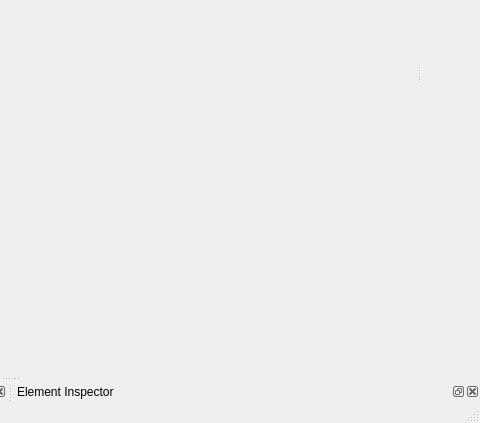
This is Applications/Client/MainWindow.ui in wildmichael/ParaView3-enhancements-old as Qt 5 draws it before an edit; both pictures show x 460 to 940 and y 277 to 700 of the 940 by 700 pixel window. The edited form follows.
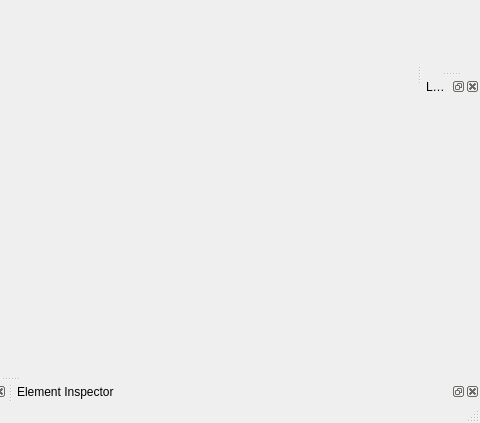
This is the edited form. Icons and pictures are not drawn.

Commit message: ENH: Add lookmark inspector dock window

```diff
--- a/Applications/Client/MainWindow.ui
+++ b/Applications/Client/MainWindow.ui
@@ -441,6 +441,18 @@
    </attribute>
    <widget class="QWidget" name="dockWidgetContents_6" />
   </widget>
+  <widget class="QDockWidget" name="lookmarkInspectorDock" >
+   <property name="allowedAreas" >
+    <set>Qt::RightDockWidgetArea</set>
+   </property>
+   <property name="windowTitle" >
+    <string>Lookmark Inspector</string>
+   </property>
+   <attribute name="dockWidgetArea" >
+    <number>2</number>
+   </attribute>
+   <widget class="QWidget" name="dockWidgetContents_7" />
+  </widget>
   <action name="actionFileOpen" >
    <property name="icon" >
     <iconset resource="../../Qt/Components/Resources/pqComponents.qrc" >:/pqWidgets/Icons/pqOpen24.png</iconset>
```
The commit also changes 6 other files.
